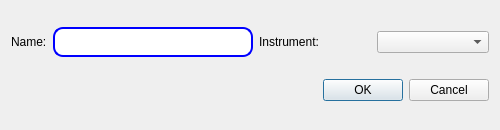
Above: apps/NSXQt/ui/DialogExperiment.ui from k61n/openhkl before the change. Below: the same form after it.
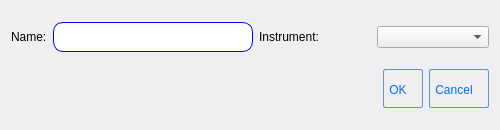
That is the form after the change.

Patch:
```diff
--- a/apps/NSXQt/ui/DialogExperiment.ui
+++ b/apps/NSXQt/ui/DialogExperiment.ui
@@ -69,7 +69,7 @@
        </property>
        <property name="styleSheet">
         <string notr="true">QTextEdit {
-    border: 2px solid blue;
+    border: 1px solid blue;
     border-radius: 10px;
     padding: 0 8px;
     background: white;
@@ -100,6 +100,49 @@
    </item>
    <item row="1" column="2">
     <widget class="QDialogButtonBox" name="buttonBox">
+     <property name="styleSheet">
+      <string notr="true">QPushButton:hover{
+        background: qlineargradient(x1 : 0, y1 : 0, x2 : 0, y2 :   1, stop :   0.0 #ffd9aa,
+                stop :   0.5 #ffbb6e, stop :   0.55 #feae42, stop :   1.0 #fedb74);
+}
+
+QPushButton {
+        border: 1px solid #6593cf;
+        border-radius: 2px;
+        padding: 5px 15px 2px 5px;
+        background: qlineargradient(x1 : 0, y1 : 0, x2 : 0, y2 :   1, stop :   0.0 #f5f9ff,
+                stop :   0.5 #c7dfff, stop :   0.55 #afd2ff, stop :   1.0 #c0dbff);
+        color: #006aff;
+        font: bold large &quot;Arial&quot;;
+        height: 30px;
+}
+
+
+
+
+QPushButton:pressed {
+        background: qlineargradient(x1 : 0, y1 : 0, x2 : 0, y2 :   1, stop :   0.0 #c0dbff,
+        stop :   0.5 #cfd26f, stop :   0.55 #c7df6f, stop :   1.0 #f5f9ff);
+        padding-top: 2px;
+        padding-left: 3px;
+
+}
+
+
+QPushButton:on {
+        background: qlineargradient(x1 : 0, y1 : 0, x2 : 0, y2 :   1, stop :   0.0 #5AA72D,
+        stop :   0.5 #B3E296, stop :   0.55 #B3E296, stop :   1.0 #f5f9ff);
+        padding-top: 2px;
+        padding-left: 3px;
+}
+
+QPushButton:disabled {
+        background: transparent #e5e9ee;
+        padding-top: 2px;        
+        padding-left: 3px;
+        color: black;
+}</string>
+     </property>
      <property name="orientation">
       <enum>Qt::Horizontal</enum>
      </property>
```
